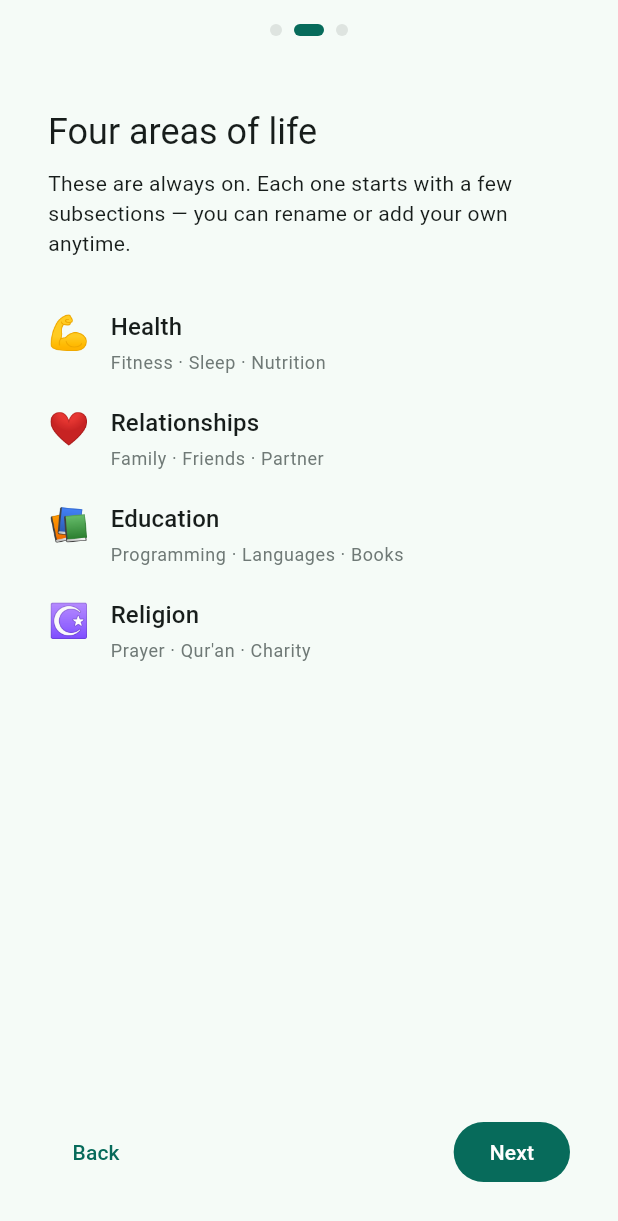
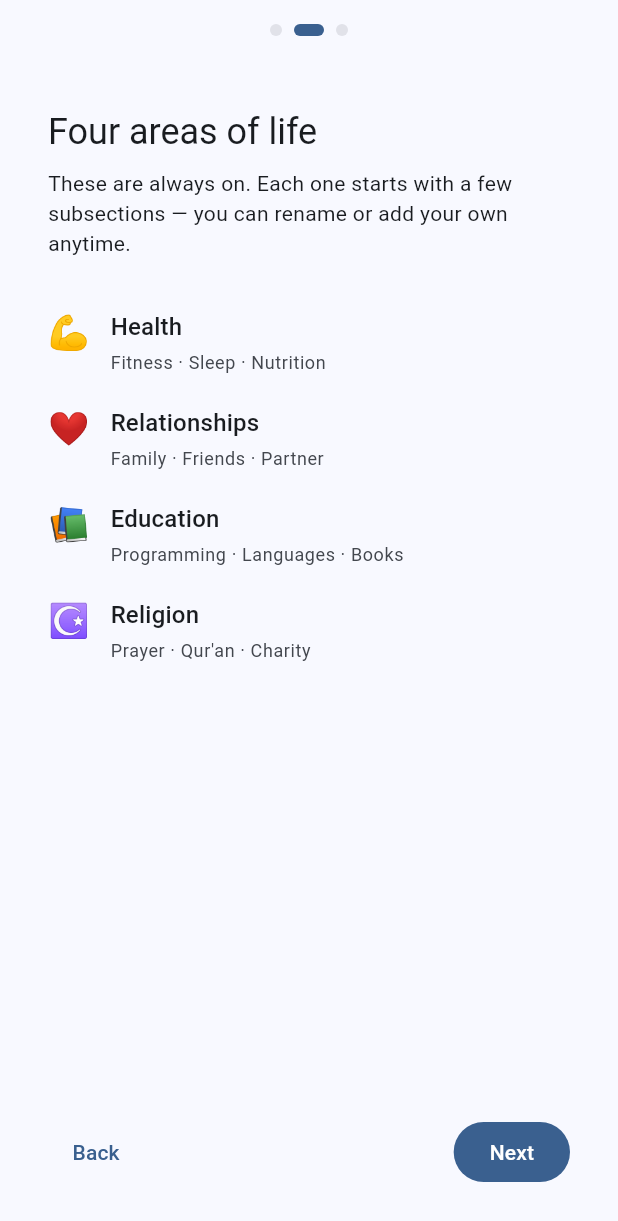
Before and after one commit to anasss777/ZaHee-Diary, a Flutter app: the screen it shows once a user with an empty profile is signed in, after a tap on "Get started", on a phone screen of 412 x 824 dp. Shown: the top 1221 px of the screen. Run offline on Flutter 3.47's test engine with Material 3 defaults, Android fonts, the phone set to English and light mode, and no system bars; our stand-ins replace cloud_firestore, connectivity_plus, equatable, firebase_auth, firebase_core, flutter_local_notifications and 5 more; accounts and stored records are empty.

Commit message:
Added Accessibility

```diff
--- a/lib/features/goals/presentation/widgets/goal_tile.dart
+++ b/lib/features/goals/presentation/widgets/goal_tile.dart
@@ -130,6 +130,9 @@ class GoalTile extends ConsumerWidget {
 
     return ListTile(
       leading: IconButton(
+        tooltip: isCompleted
+            ? 'Mark "${goal.title}" as not done'
+            : 'Mark "${goal.title}" as done',
         icon: AnimatedSwitcher(
           duration: motionDuration(context, const Duration(milliseconds: 180)),
           transitionBuilder: (child, animation) => ScaleTransition(
--- a/lib/features/history/presentation/daily_record_screen.dart
+++ b/lib/features/history/presentation/daily_record_screen.dart
@@ -176,7 +176,7 @@ class _GoalRecordRow extends StatelessWidget {
       dense: true,
       leading: Icon(
         isCompleted ? Icons.check_circle : Icons.circle_outlined,
-        color: isCompleted ? scheme.primary : scheme.outline,
+        color: isCompleted ? scheme.primary : scheme.onSurfaceVariant,
       ),
       title: Text(goal.title),
       subtitle: subtitle != null ? Text(subtitle) : null,
--- a/lib/features/insights/presentation/insights_screen.dart
+++ b/lib/features/insights/presentation/insights_screen.dart
@@ -82,6 +82,7 @@ class _InsightsScreenState extends ConsumerState<InsightsScreen> {
                 children: [
                   IconButton(
                     icon: const Icon(Icons.chevron_left),
+                    tooltip: 'Previous ${_period.name}',
                     onPressed: () => _shiftPeriod(-1),
                   ),
                   Text(
@@ -90,6 +91,7 @@ class _InsightsScreenState extends ConsumerState<InsightsScreen> {
                   ),
                   IconButton(
                     icon: const Icon(Icons.chevron_right),
+                    tooltip: 'Next ${_period.name}',
                     onPressed: () => _shiftPeriod(1),
                   ),
                 ],
@@ -110,7 +112,7 @@ class _InsightsScreenState extends ConsumerState<InsightsScreen> {
                       )
                     : ListView.separated(
                         itemCount: insights.length,
-                        separatorBuilder: (_, _) => const SizedBox(height: 12),
+                        separatorBuilder: (_, __) => const SizedBox(height: 12),
                         itemBuilder: (context, i) =>
                             _InsightCard(insight: insights[i]),
                       ),
--- a/lib/features/life/presentation/life_screen.dart
+++ b/lib/features/life/presentation/life_screen.dart
@@ -83,6 +83,7 @@ class _LifeScreenState extends ConsumerState<LifeScreen> {
                 children: [
                   IconButton(
                     icon: const Icon(Icons.chevron_left),
+                    tooltip: 'Previous ${_period.name}',
                     onPressed: () => _shiftPeriod(-1),
                   ),
                   Text(
@@ -91,6 +92,7 @@ class _LifeScreenState extends ConsumerState<LifeScreen> {
                   ),
                   IconButton(
                     icon: const Icon(Icons.chevron_right),
+                    tooltip: 'Next ${_period.name}',
                     onPressed: () => _shiftPeriod(1),
                   ),
                 ],
--- a/lib/features/onboarding/presentation/onboarding_screen.dart
+++ b/lib/features/onboarding/presentation/onboarding_screen.dart
@@ -255,7 +255,7 @@ class _DomainSubcategoryPreview extends StatelessWidget {
                       ? 'Setting up…'
                       : subcategories.map((s) => s.name).join(' · '),
                   style: Theme.of(context).textTheme.bodySmall?.copyWith(
-                    color: Theme.of(context).colorScheme.outline,
+                    color: Theme.of(context).colorScheme.onSurfaceVariant,
                   ),
                 ),
               ],
@@ -354,7 +354,7 @@ class _DomainGoalsRow extends StatelessWidget {
                   Text(
                     'No goals yet',
                     style: Theme.of(context).textTheme.bodySmall?.copyWith(
-                      color: Theme.of(context).colorScheme.outline,
+                      color: Theme.of(context).colorScheme.onSurfaceVariant,
                     ),
                   )
                 else
--- a/lib/features/today/presentation/today_screen.dart
+++ b/lib/features/today/presentation/today_screen.dart
@@ -93,7 +93,7 @@ class TodayScreen extends ConsumerWidget {
             Text(
               _formattedDate(),
               style: Theme.of(context).textTheme.bodyMedium?.copyWith(
-                color: Theme.of(context).colorScheme.outline,
+                color: Theme.of(context).colorScheme.onSurfaceVariant,
               ),
             ),
             const SizedBox(height: 24),
--- a/lib/main.dart
+++ b/lib/main.dart
@@ -103,10 +103,19 @@ class ZaheeJournalApp extends ConsumerWidget {
       title: 'Zahee Journal',
       debugShowCheckedModeBanner: false,
       theme: ThemeData(
-        colorScheme: ColorScheme.fromSeed(seedColor: const Color(0xFF3E6259)),
+        colorScheme: ColorScheme.fromSeed(seedColor: const Color(0xFF334155)),
         useMaterial3: true,
       ),
       routerConfig: router,
+      builder: (context, child) {
+        final clampedScaler = MediaQuery.textScalerOf(
+          context,
+        ).clamp(minScaleFactor: 1.0, maxScaleFactor: 1.5);
+        return MediaQuery(
+          data: MediaQuery.of(context).copyWith(textScaler: clampedScaler),
+          child: child!,
+        );
+      },
     );
   }
 }
```
Also changed, not shown: lib/features/history/presentation/calendar_screen.dart (+6 -2 lines), lib/features/moments/presentation/moment_compose_screen.dart (+12 -4 lines), lib/features/reflections/presentation/reflection_compose_screen.dart (+14 -8 lines).
